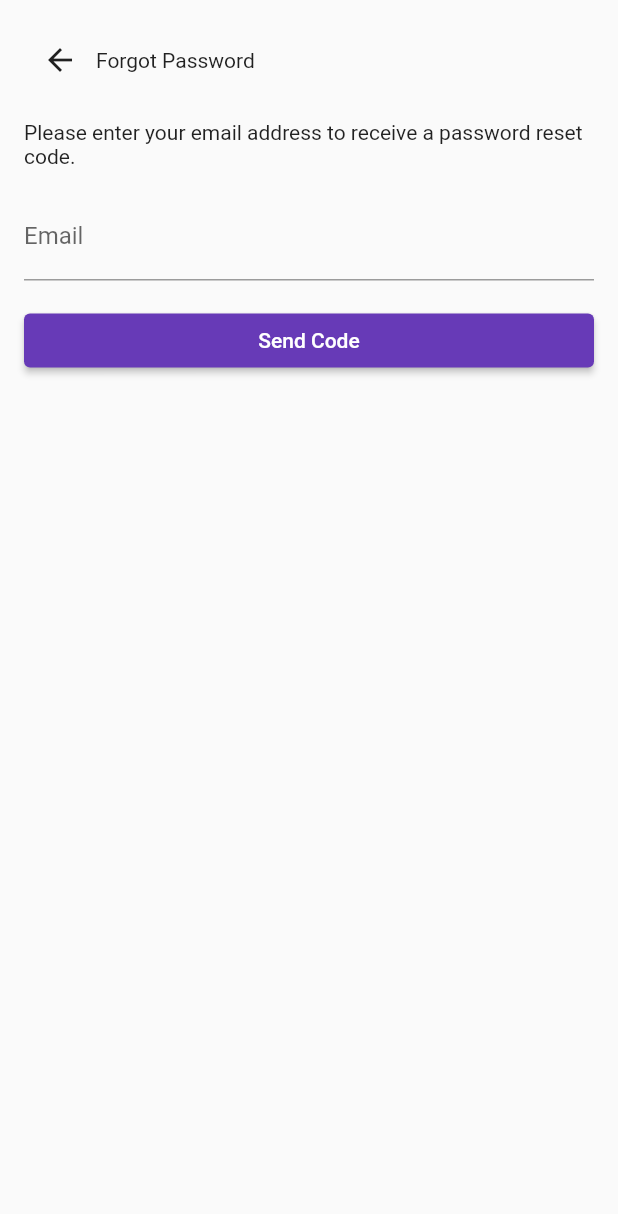
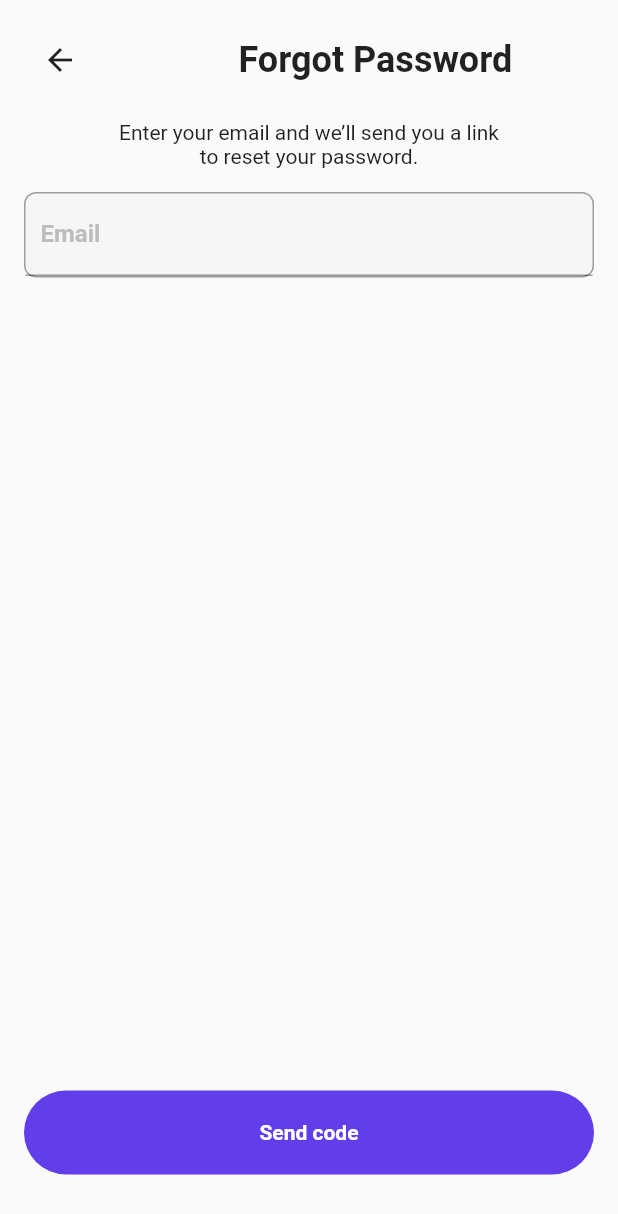
Before and after one commit to MuhammadFahru/tubes-promvis, a Flutter app: the ForgotPasswordPage screen opened by its route, on a phone screen of 412 x 824 dp. Shown: the top 1214 px of the screen. Run offline on Flutter 3.47's test engine with Material 2 defaults, Android fonts, the phone set to English and light mode, and no system bars; our stand-ins replace equatable, flutter_bloc.

Commit message:
matching style forgot pass

```diff
--- a/flutter-investor/lib/forgot_password.dart
+++ b/flutter-investor/lib/forgot_password.dart
@@ -1,45 +1,92 @@
 import 'package:flutter/material.dart';
 
 class ForgotPasswordPage extends StatelessWidget {
+  ForgotPasswordPage({Key? key}) : super(key: key);
   final TextEditingController emailController = TextEditingController();
 
   @override
   Widget build(BuildContext context) {
     return Scaffold(
       body: Padding(
-        padding: EdgeInsets.all(16.0),
+        padding: const EdgeInsets.all(16.0),
         child: Column(
           crossAxisAlignment: CrossAxisAlignment.stretch,
           children: [
             Row(
               children: [
                 IconButton(
-                  icon: Icon(Icons.arrow_back),
+                  icon: const Icon(Icons.arrow_back),
                   onPressed: () {
                     Navigator.pop(context);
                   },
                 ),
-                Text('Forgot Password'),
+                Container(
+                  margin: EdgeInsets.only(left: 95),
+                  alignment: Alignment.centerRight,
+                  child: Text(
+                    'Forgot Password',
+                    style: TextStyle(
+                      fontSize: 24.0,
+                      fontWeight: FontWeight.bold,
+                    ),
+                  ),
+                ),
               ],
             ),
-            SizedBox(height: 16.0),
-            Text(
-              'Please enter your email address to receive a password reset code.',
+            const SizedBox(height: 16.0),
+            const Center(
+              child: Text(
+                'Enter your email and we’ll send you a link',
               ),
-            SizedBox(height: 16.0),
-            TextField(
+            ),
+            const Center(
+              child: Text('to reset your password.'),
+            ),
+            const SizedBox(height: 16.0),
+            // email field
+            Container(
+              decoration: BoxDecoration(
+                color: Color(int.parse('0xffF6F6F6')),
+                borderRadius: BorderRadius.circular(8.0),
+                border: Border.all(
+                  color: Colors.grey,
+                  width: 1.0,
+                ),
+              ),
+              child: TextField(
                 controller: emailController,
                 decoration: InputDecoration(
+                    contentPadding: const EdgeInsets.all(10),
                     labelText: 'Email',
+                    labelStyle: TextStyle(
+                        color: Color(int.parse('0xffBDBDBD')),
+                        fontWeight: FontWeight.bold)),
               ),
             ),
-            SizedBox(height: 16.0),
-            ElevatedButton(
+            const Spacer(),
+            Container(
+              margin: const EdgeInsets.only(bottom: 25),
+              child: ElevatedButton(
+                style: ElevatedButton.styleFrom(
+                  backgroundColor: Color(int.parse('0xff613EEA')),
+                  elevation: 0.0,
+                  shape: RoundedRectangleBorder(
+                    borderRadius: BorderRadius.circular(100),
+                  ),
+                ),
                 onPressed: () {
                   final email = emailController.text;
                   // TODO: Implement code to send reset code to the email
                 },
-              child: Text('Send Code'),
+                child: Container(
+                  padding: const EdgeInsets.symmetric(vertical: 20),
+                  child: const Text(
+                    'Send code',
+                    style: TextStyle(
+                        color: Colors.white, fontWeight: FontWeight.bold),
+                  ),
+                ),
+              ),
             ),
           ],
         ),
--- a/flutter-investor/pubspec.yaml
+++ b/flutter-investor/pubspec.yaml
@@ -28,6 +28,9 @@ environment:
 # the latest version available on pub.dev. To see which dependencies have newer
 # versions available, run `flutter pub outdated`.
 dependencies:
+  http: ^0.13.6
+  flutter_bloc: ^8.1.3
+  equatable: ^2.0.0
   flutter:
     sdk: flutter
 
@@ -37,9 +40,6 @@ dependencies:
   cupertino_icons: ^1.0.2
 
 dev_dependencies:
-  http: ^0.13.6
-  flutter_bloc: ^8.1.3
-  equatable: ^2.0.0
   flutter_test:
     sdk: flutter
 
```
Also changed, not shown: flutter-investor/pubspec.lock. Lines whose indentation alone changed are shown as unchanged.
